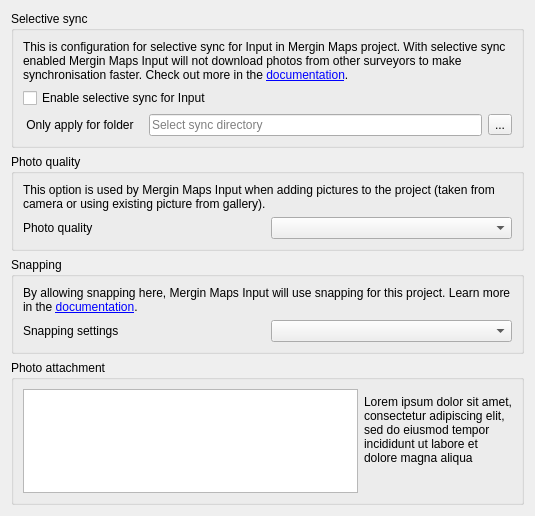
Qt form Mergin/ui/ui_project_config.ui (MerginMaps/qgis-plugin) before a commit.
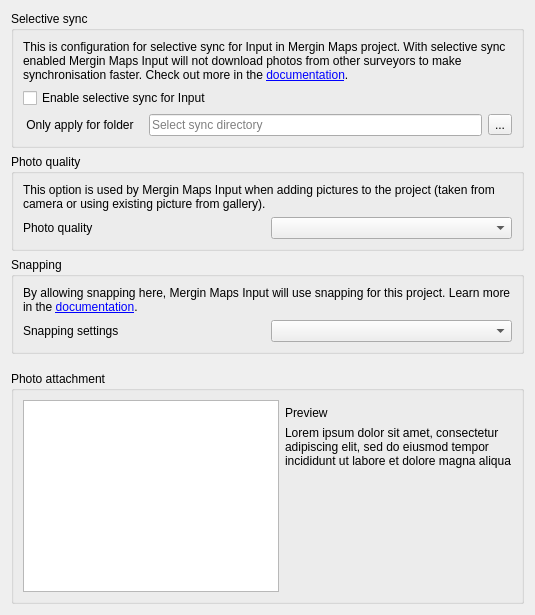
The same form after that commit. Custom widgets are drawn as their Qt base class.

Commit message: add expression preview

Diff of the .ui file:
```diff
--- a/Mergin/ui/ui_project_config.ui
+++ b/Mergin/ui/ui_project_config.ui
@@ -10,7 +10,7 @@
     <x>0</x>
     <y>0</y>
     <width>535</width>
-    <height>516</height>
+    <height>615</height>
    </rect>
   </property>
   <property name="windowTitle">
@@ -165,7 +165,47 @@
       <string>Photo attachment</string>
      </property>
      <layout class="QGridLayout" name="gridLayout_5">
-      <item row="2" column="1">
+      <item row="0" column="0" rowspan="5">
+       <widget class="QTreeView" name="tree_fields">
+        <property name="sizePolicy">
+         <sizepolicy hsizetype="Minimum" vsizetype="Expanding">
+          <horstretch>0</horstretch>
+          <verstretch>0</verstretch>
+         </sizepolicy>
+        </property>
+       </widget>
+      </item>
+      <item row="1" column="1">
+       <widget class="QLabel" name="label_7">
+        <property name="text">
+         <string>Preview</string>
+        </property>
+       </widget>
+      </item>
+      <item row="1" column="2">
+       <widget class="QLabel" name="label_preview">
+        <property name="text">
+         <string/>
+        </property>
+       </widget>
+      </item>
+      <item row="0" column="1" colspan="2">
+       <widget class="QgsExpressionLineEdit" name="edit_photo_expression" native="true"/>
+      </item>
+      <item row="2" column="1" colspan="2">
+       <widget class="QLabel" name="label_6">
+        <property name="text">
+         <string>&lt;html&gt;&lt;head/&gt;&lt;body&gt;&lt;p&gt;Lorem ipsum dolor sit amet, consectetur adipiscing elit, sed do eiusmod tempor incididunt ut labore et dolore magna aliqua&lt;/p&gt;&lt;/body&gt;&lt;/html&gt;</string>
+        </property>
+        <property name="wordWrap">
+         <bool>true</bool>
+        </property>
+        <property name="openExternalLinks">
+         <bool>true</bool>
+        </property>
+       </widget>
+      </item>
+      <item row="3" column="1" colspan="2">
        <spacer name="verticalSpacer_2">
         <property name="orientation">
          <enum>Qt::Vertical</enum>
@@ -178,25 +218,6 @@
         </property>
        </spacer>
       </item>
-      <item row="1" column="1">
-       <widget class="QLabel" name="label_6">
-        <property name="text">
-         <string>&lt;html&gt;&lt;head/&gt;&lt;body&gt;&lt;p&gt;Lorem ipsum dolor sit amet, consectetur adipiscing elit, sed do eiusmod tempor incididunt ut labore et dolore magna aliqua&lt;/p&gt;&lt;/body&gt;&lt;/html&gt;</string>
-        </property>
-        <property name="wordWrap">
-         <bool>true</bool>
-        </property>
-        <property name="openExternalLinks">
-         <bool>true</bool>
-        </property>
-       </widget>
-      </item>
-      <item row="0" column="1">
-       <widget class="QgsExpressionLineEdit" name="edit_photo_expression" native="true"/>
-      </item>
-      <item row="0" column="0" rowspan="4">
-       <widget class="QTreeView" name="tree_fields"/>
-      </item>
      </layout>
     </widget>
    </item>
```
Left out of the diff: 2 changed lines with no effect on the pictures. The commit also changes 1 other file.
